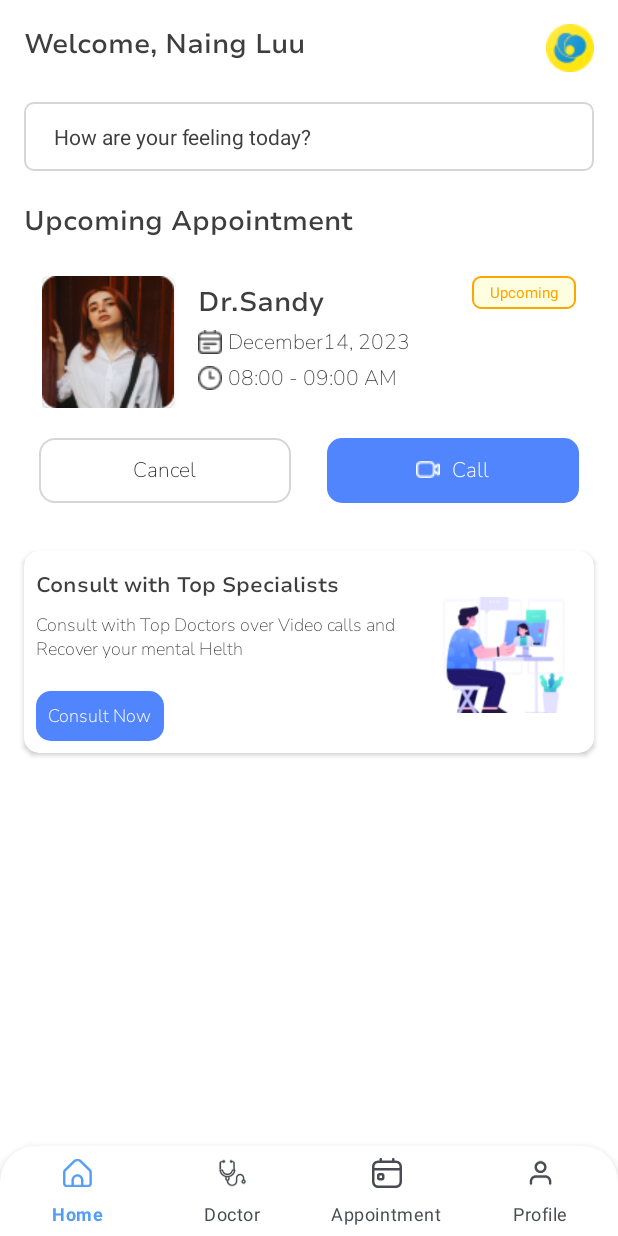
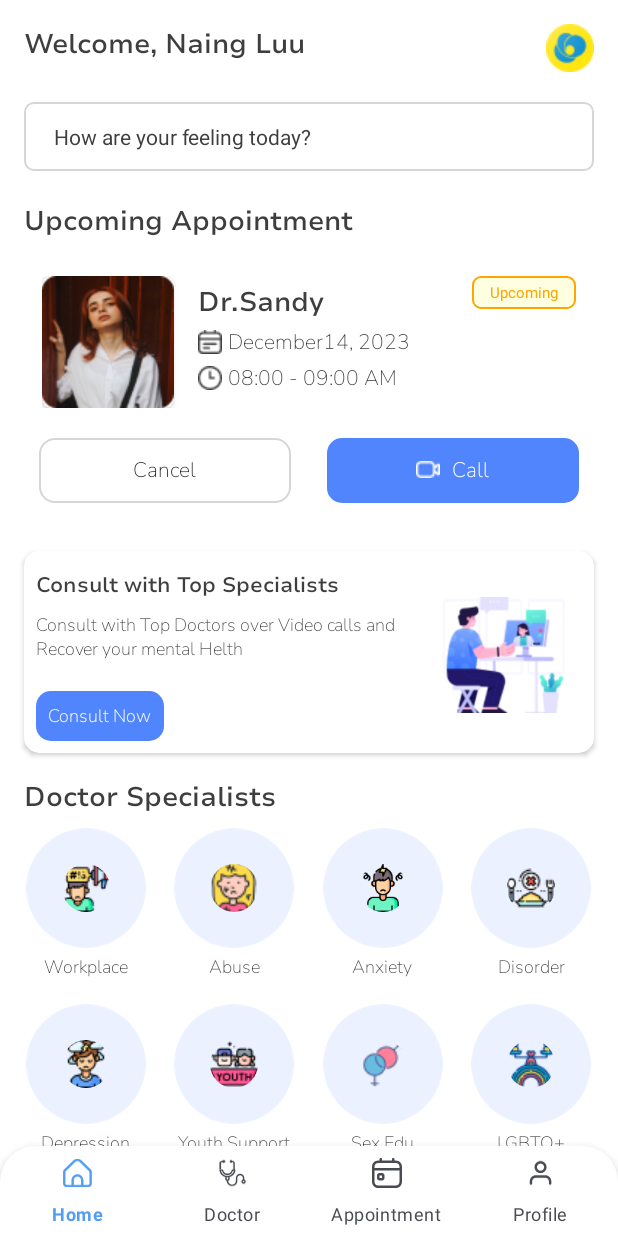
Before and after one commit to hsumyatyehtet/onenex-UI-Test-Hmyh, an Android app: the screen it shows after launch (MainActivity), on a phone screen of 412 x 824 dp. Run offline under Robolectric (Android 15) with nearby library versions, the phone set to English and light mode, and no system bars.

Commit message:
doctor specialist ui add

```diff
--- /dev/null
+++ b/app/src/main/java/com/example/onenex_ui_test_hmyh/adapter/BaseRecyclerAdapter.kt
@@ -0,0 +1,59 @@
+package com.example.onenex_ui_test_hmyh.adapter
+
+import androidx.recyclerview.widget.RecyclerView
+import com.example.onenex_ui_test_hmyh.viewholder.BaseViewHolder
+
+/**
+ * Created by Hsu Myat Ye Htet on Oct 27, 2023
+ */
+abstract class BaseRecyclerAdapter<T: BaseViewHolder<W>,W>: RecyclerView.Adapter<T>() {
+    protected var mData: MutableList<W> = ArrayList()
+
+    override fun getItemCount() = mData.size
+
+    override fun onBindViewHolder(holder: T, position: Int) = holder.bindData(mData[position])
+
+    fun setNewData(newData: MutableList<W>) {
+        if (newData.isEmpty()) mData.clear() else mData = newData
+
+        notifyDataSetChanged()
+    }
+
+    fun appendNewData(newData: MutableList<W>){
+        if(newData.isEmpty()) return
+
+        mData.addAll(newData)
+        notifyItemRangeInserted(mData.size, newData.size)
+    }
+
+    fun getItemAt(position : Int) : W?{
+        return if(position < mData.size) mData[position] else null
+    }
+
+    fun removeData(data : W){
+        mData.remove(data)
+        notifyDataSetChanged()
+    }
+
+    fun removeGently(data : W){
+        val index = mData.indexOf(data)
+
+        if(index == -1) return
+
+        mData.remove(data)
+        notifyItemRemoved(index)
+        notifyItemRangeChanged(index,mData.size)
+        notifyDataSetChanged()
+    }
+
+    fun addNewData(data : W){
+        mData.add(data)
+      //  mData.add(data)
+        notifyDataSetChanged()
+    }
+
+    fun clearData(){
+        mData = ArrayList()
+        notifyDataSetChanged()
+    }
+}
--- /dev/null
+++ b/app/src/main/java/com/example/onenex_ui_test_hmyh/adapter/DoctorSpecialistAdapter.kt
@@ -0,0 +1,19 @@
+package com.example.onenex_ui_test_hmyh.adapter
+
+import android.view.LayoutInflater
+import android.view.ViewGroup
+import com.example.onenex_ui_test_hmyh.data.vos.DoctorSpecialistVO
+import com.example.onenex_ui_test_hmyh.databinding.ViewHolderInDoctorSpecialistBinding
+import com.example.onenex_ui_test_hmyh.viewholder.DoctorSpecialistViewHolder
+
+class DoctorSpecialistAdapter: BaseRecyclerAdapter<DoctorSpecialistViewHolder, DoctorSpecialistVO>() {
+
+    override fun onCreateViewHolder(parent: ViewGroup, viewType: Int): DoctorSpecialistViewHolder {
+        return DoctorSpecialistViewHolder(
+            ViewHolderInDoctorSpecialistBinding.inflate(
+                LayoutInflater.from(parent.context), parent, false
+            )
+        )
+    }
+
+}
--- /dev/null
+++ b/app/src/main/java/com/example/onenex_ui_test_hmyh/data/vos/DoctorSpecialistVO.kt
@@ -0,0 +1,11 @@
+package com.example.onenex_ui_test_hmyh.data.vos
+
+data class DoctorSpecialistVO(
+
+    var id: Int,
+
+    var name: String,
+
+    var image: Int,
+
+)
--- a/app/src/main/java/com/example/onenex_ui_test_hmyh/fragment/HomeFragment.kt
+++ b/app/src/main/java/com/example/onenex_ui_test_hmyh/fragment/HomeFragment.kt
@@ -4,12 +4,18 @@ import android.os.Bundle
 import android.view.LayoutInflater
 import android.view.View
 import android.view.ViewGroup
+import android.widget.GridLayout
 import androidx.fragment.app.Fragment
+import androidx.recyclerview.widget.GridLayoutManager
+import com.example.onenex_ui_test_hmyh.adapter.DoctorSpecialistAdapter
 import com.example.onenex_ui_test_hmyh.databinding.FragmentHomeBinding
+import com.example.onenex_ui_test_hmyh.util.getDoctorSpecialist
 
 class HomeFragment: Fragment() {
 
     private lateinit var binding: FragmentHomeBinding
+
+    private lateinit var mDoctorSpecialistAdapter: DoctorSpecialistAdapter
 
     override fun onCreateView(
         inflater: LayoutInflater,
@@ -22,6 +28,17 @@ class HomeFragment: Fragment() {
 
     override fun onViewCreated(view: View, savedInstanceState: Bundle?) {
         super.onViewCreated(view, savedInstanceState)
+
+        setUpRecyclerView()
+    }
+
+    private fun setUpRecyclerView() {
+        mDoctorSpecialistAdapter = DoctorSpecialistAdapter()
+        binding.viewDoctorSpecialist.rvDoctorSpecialists.layoutManager =
+            GridLayoutManager(requireContext(),4)
+        binding.viewDoctorSpecialist.rvDoctorSpecialists.adapter = mDoctorSpecialistAdapter
+
+        mDoctorSpecialistAdapter.setNewData(getDoctorSpecialist())
     }
 
 }
--- /dev/null
+++ b/app/src/main/java/com/example/onenex_ui_test_hmyh/util/DummyUtils.kt
@@ -0,0 +1,17 @@
+package com.example.onenex_ui_test_hmyh.util
+
+import com.example.onenex_ui_test_hmyh.R
+import com.example.onenex_ui_test_hmyh.data.vos.DoctorSpecialistVO
+
+fun getDoctorSpecialist(): MutableList<DoctorSpecialistVO> {
+    return mutableListOf(
+        DoctorSpecialistVO(1, "Workplace", R.drawable.workplace),
+        DoctorSpecialistVO(2, "Abuse", R.drawable.absuse),
+        DoctorSpecialistVO(3, "Anxiety", R.drawable.anxity),
+        DoctorSpecialistVO(4, "Disorder", R.drawable.disorder),
+        DoctorSpecialistVO(5, "Depression", R.drawable.depression),
+        DoctorSpecialistVO(6, "Youth Support", R.drawable.youth_day),
+        DoctorSpecialistVO(7, "Sex Edu", R.drawable.sex_education),
+        DoctorSpecialistVO(8, "LGBTQ+", R.drawable.lgbt)
+    )
+}
--- /dev/null
+++ b/app/src/main/java/com/example/onenex_ui_test_hmyh/viewholder/BaseViewHolder.kt
@@ -0,0 +1,14 @@
+package com.example.onenex_ui_test_hmyh.viewholder
+
+import android.view.View
+import androidx.recyclerview.widget.RecyclerView
+
+/**
+ * Created by Hsu Myat Ye Htet on Oct 27, 2023
+ */
+abstract class BaseViewHolder<W>(itemView: View): RecyclerView.ViewHolder(itemView) {
+
+    protected var mData: W? = null
+
+    abstract fun bindData(data: W)
+}
--- /dev/null
+++ b/app/src/main/java/com/example/onenex_ui_test_hmyh/viewholder/DoctorSpecialistViewHolder.kt
@@ -0,0 +1,28 @@
+package com.example.onenex_ui_test_hmyh.viewholder
+
+import com.bumptech.glide.Glide
+import com.example.onenex_ui_test_hmyh.R
+import com.example.onenex_ui_test_hmyh.data.vos.DoctorSpecialistVO
+import com.example.onenex_ui_test_hmyh.databinding.ViewHolderInDoctorSpecialistBinding
+
+class DoctorSpecialistViewHolder(private val binding: ViewHolderInDoctorSpecialistBinding)
+    :BaseViewHolder<DoctorSpecialistVO>(binding.root){
+
+
+    override fun bindData(data: DoctorSpecialistVO) {
+        mData = data
+
+        Glide.with(itemView.context)
+            .load(R.drawable.bg_circle_photo)
+            .circleCrop()
+            .into(binding.ivBackground)
+
+        binding.tvDoctorSpecialists.text = data.name
+
+        Glide.with(itemView.context)
+            .load(data.image)
+            .circleCrop()
+            .into(binding.ivIcon)
+
+    }
+}
--- /dev/null
+++ b/app/src/main/res/drawable/bg_circle.xml
@@ -0,0 +1,11 @@
+<?xml version="1.0" encoding="utf-8"?>
+<shape xmlns:android="http://schemas.android.com/apk/res/android"
+    android:shape="rectangle">
+
+    <size android:height="80dp"
+        android:width="80dp"/>
+    <corners android:radius="@dimen/margin_70" />
+
+    <solid android:color="#EBF1FF"/>
+
+</shape>
--- a/app/src/main/res/layout/fragment_home.xml
+++ b/app/src/main/res/layout/fragment_home.xml
@@ -66,6 +66,15 @@
             android:layout_marginBottom="@dimen/margin_medium"
             android:layout_below="@+id/viewPodAppointment" />
 
+        <include
+            android:id="@+id/viewDoctorSpecialist"
+            layout="@layout/view_pod_doctor_specialist"
+            android:layout_width="match_parent"
+            android:layout_height="wrap_content"
+            android:layout_marginTop="@dimen/margin_medium"
+            android:layout_marginBottom="@dimen/margin_medium"
+            android:layout_below="@+id/viewPodConsult" />
+
 
     </RelativeLayout>
 
--- /dev/null
+++ b/app/src/main/res/layout/view_holder_in_doctor_specialist.xml
@@ -0,0 +1,41 @@
+<?xml version="1.0" encoding="utf-8"?>
+<RelativeLayout xmlns:android="http://schemas.android.com/apk/res/android"
+    android:layout_width="match_parent"
+    android:layout_height="wrap_content"
+    android:layout_margin="@dimen/margin_medium">
+
+    <RelativeLayout
+        android:id="@+id/rlImageContainer"
+        android:layout_width="match_parent"
+        android:layout_height="80dp">
+
+        <ImageView
+            android:id="@+id/ivBackground"
+            android:layout_width="80dp"
+            android:layout_height="80dp"
+            android:layout_centerInParent="true" />
+
+        <ImageView
+            android:id="@+id/ivIcon"
+            android:layout_width="32dp"
+            android:layout_height="32dp"
+            android:src="@drawable/absuse"
+            android:layout_centerInParent="true"/>
+
+
+    </RelativeLayout>
+
+    <TextView
+        android:id="@+id/tvDoctorSpecialists"
+        android:layout_width="wrap_content"
+        android:layout_height="wrap_content"
+        android:text="Abuse"
+        android:layout_below="@+id/rlImageContainer"
+        android:fontFamily="@font/nunito_sans"
+        android:layout_centerHorizontal="true"
+        android:textColor="@color/colorTitle"
+        android:textSize="@dimen/text_small"
+        android:layout_marginTop="@dimen/margin_small"/>
+
+
+</RelativeLayout>
--- /dev/null
+++ b/app/src/main/res/layout/view_pod_doctor_specialist.xml
@@ -0,0 +1,24 @@
+<?xml version="1.0" encoding="utf-8"?>
+<RelativeLayout xmlns:android="http://schemas.android.com/apk/res/android"
+    xmlns:app="http://schemas.android.com/apk/res-auto"
+    android:layout_width="match_parent"
+    android:layout_height="match_parent">
+
+    <TextView
+        android:id="@+id/tvAppointment"
+        android:layout_width="wrap_content"
+        android:layout_height="wrap_content"
+        android:fontFamily="@font/nunito_sans_semi_bold"
+        android:layout_marginHorizontal="@dimen/margin_medium_2"
+        android:text="Doctor Specialists"
+        android:textColor="@color/colorTitle"
+        android:textSize="18sp" />
+
+    <androidx.recyclerview.widget.RecyclerView
+        android:id="@+id/rvDoctorSpecialists"
+        android:layout_width="match_parent"
+        android:layout_height="wrap_content"
+        android:layout_marginHorizontal="@dimen/margin_medium"
+        android:layout_below="@+id/tvAppointment"/>
+
+</RelativeLayout>
```
Also changed, not shown: app/src/main/res/drawable/absuse.png (added), app/src/main/res/drawable/anxity.png (added), app/src/main/res/drawable/bg_circle_photo.png (added), app/src/main/res/drawable/depression.png (added), app/src/main/res/drawable/disorder.png (added), app/src/main/res/drawable/lgbt.png (added), app/src/main/res/drawable/sex_education.png (added), app/src/main/res/drawable/workplace.png (added), app/src/main/res/drawable/youth_day.png (added).
